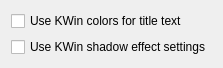
First picture: the form in src/config/kwin_smaragd_dialog.ui, repository KDE/smaragd, before the edit.
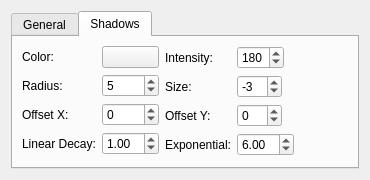
Second picture: the form after the edit. The open tabs and pages were chosen to show the change. Custom widgets are drawn as their Qt base class.

Commit message: Make shadows configurable

The edit to the form file:
```diff
--- a/src/config/kwin_smaragd_dialog.ui
+++ b/src/config/kwin_smaragd_dialog.ui
@@ -6,27 +6,228 @@
    <rect>
     <x>0</x>
     <y>0</y>
-    <width>193</width>
-    <height>33</height>
+    <width>370</width>
+    <height>169</height>
    </rect>
   </property>
   <layout class="QVBoxLayout" name="verticalLayout">
    <item>
-    <widget class="QCheckBox" name="cm_UseKWinTextColors">
-     <property name="text">
-      <string>Use KWin colors for title text</string>
+    <widget class="QTabWidget" name="tabWidget">
+     <property name="currentIndex">
+      <number>0</number>
      </property>
-    </widget>
-   </item>
-   <item>
-    <widget class="QCheckBox" name="cm_UseKWinShadows">
-     <property name="text">
-      <string>Use KWin shadow effect settings</string>
-     </property>
+     <widget class="QWidget" name="tab">
+      <attribute name="title">
+       <string>General</string>
+      </attribute>
+      <layout class="QVBoxLayout" name="verticalLayout_3">
+       <item>
+        <widget class="QCheckBox" name="cm_UseKWinTextColors">
+         <property name="text">
+          <string>Use KWin colors for title text</string>
+         </property>
+        </widget>
+       </item>
+       <item>
+        <widget class="QCheckBox" name="cm_UseKWinShadows">
+         <property name="text">
+          <string>Use KWin shadow effect settings</string>
+         </property>
+        </widget>
+       </item>
+       <item>
+        <spacer name="verticalSpacer">
+         <property name="orientation">
+          <enum>Qt::Vertical</enum>
+         </property>
+         <property name="sizeHint" stdset="0">
+          <size>
+           <width>20</width>
+           <height>40</height>
+          </size>
+         </property>
+        </spacer>
+       </item>
+      </layout>
+     </widget>
+     <widget class="QWidget" name="tab_2">
+      <attribute name="title">
+       <string>Shadows</string>
+      </attribute>
+      <layout class="QVBoxLayout" name="verticalLayout_2">
+       <item>
+        <layout class="QHBoxLayout" name="horizontalLayout">
+         <item>
+          <layout class="QFormLayout" name="formLayout">
+           <item row="0" column="0">
+            <widget class="QLabel" name="label">
+             <property name="text">
+              <string>Color:</string>
+             </property>
+            </widget>
+           </item>
+           <item row="0" column="1">
+            <widget class="KColorButton" name="cm_ShadowColor">
+             <property name="color">
+              <color>
+               <red>0</red>
+               <green>0</green>
+               <blue>0</blue>
+              </color>
+             </property>
+             <property name="defaultColor">
+              <color>
+               <red>0</red>
+               <green>0</green>
+               <blue>0</blue>
+              </color>
+             </property>
+            </widget>
+           </item>
+           <item row="1" column="0">
+            <widget class="QLabel" name="label_3">
+             <property name="text">
+              <string>Radius:</string>
+             </property>
+            </widget>
+           </item>
+           <item row="1" column="1">
+            <widget class="QSpinBox" name="cm_ShadowRadius">
+             <property name="value">
+              <number>5</number>
+             </property>
+            </widget>
+           </item>
+           <item row="2" column="0">
+            <widget class="QLabel" name="label_4">
+             <property name="text">
+              <string>Offset X:</string>
+             </property>
+            </widget>
+           </item>
+           <item row="2" column="1">
+            <widget class="QSpinBox" name="cm_ShadowOffsetX">
+             <property name="minimum">
+              <number>-99</number>
+             </property>
+            </widget>
+           </item>
+           <item row="3" column="0">
+            <widget class="QLabel" name="label_6">
+             <property name="text">
+              <string>Linear Decay:</string>
+             </property>
+            </widget>
+           </item>
+           <item row="3" column="1">
+            <widget class="QDoubleSpinBox" name="cm_ShadowLinearDecay">
+             <property name="value">
+              <double>1.000000000000000</double>
+             </property>
+            </widget>
+           </item>
+          </layout>
+         </item>
+         <item>
+          <layout class="QFormLayout" name="formLayout_2">
+           <property name="fieldGrowthPolicy">
+            <enum>QFormLayout::ExpandingFieldsGrow</enum>
+           </property>
+           <item row="0" column="0">
+            <widget class="QLabel" name="label_2">
+             <property name="text">
+              <string>Intensity:</string>
+             </property>
+            </widget>
+           </item>
+           <item row="0" column="1">
+            <widget class="QSpinBox" name="cm_ShadowAlpha">
+             <property name="maximum">
+              <number>255</number>
+             </property>
+             <property name="value">
+              <number>180</number>
+             </property>
+            </widget>
+           </item>
+           <item row="1" column="0">
+            <widget class="QLabel" name="label_8">
+             <property name="text">
+              <string>Size:</string>
+             </property>
+            </widget>
+           </item>
+           <item row="1" column="1">
+            <widget class="QSpinBox" name="cm_ShadowSize">
+             <property name="minimum">
+              <number>-99</number>
+             </property>
+             <property name="value">
+              <number>-3</number>
+             </property>
+            </widget>
+           </item>
+           <item row="2" column="0">
+            <widget class="QLabel" name="label_5">
+             <property name="text">
+              <string>Offset Y:</string>
+             </property>
+            </widget>
+           </item>
+           <item row="2" column="1">
+            <widget class="QSpinBox" name="cm_ShadowOffsetY">
+             <property name="minimum">
+              <number>-99</number>
+             </property>
+            </widget>
+           </item>
+           <item row="3" column="0">
+            <widget class="QLabel" name="label_7">
+             <property name="text">
+              <string>Exponential:</string>
+             </property>
+            </widget>
+           </item>
+           <item row="3" column="1">
+            <widget class="QDoubleSpinBox" name="cm_ShadowExponentialDecay">
+             <property name="decimals">
+              <number>2</number>
+             </property>
+             <property name="value">
+              <double>6.000000000000000</double>
+             </property>
+            </widget>
+           </item>
+          </layout>
+         </item>
+         <item>
+          <spacer name="horizontalSpacer">
+           <property name="orientation">
+            <enum>Qt::Horizontal</enum>
+           </property>
+           <property name="sizeHint" stdset="0">
+            <size>
+             <width>40</width>
+             <height>20</height>
+            </size>
+           </property>
+          </spacer>
+         </item>
+        </layout>
+       </item>
+      </layout>
+     </widget>
     </widget>
    </item>
   </layout>
  </widget>
+ <customwidgets>
+  <customwidget>
+   <class>KColorButton</class>
+   <extends>QPushButton</extends>
+   <header>kcolorbutton.h</header>
+  </customwidget>
+ </customwidgets>
  <resources/>
  <connections/>
 </ui>
```
The commit also changes 4 other files.
